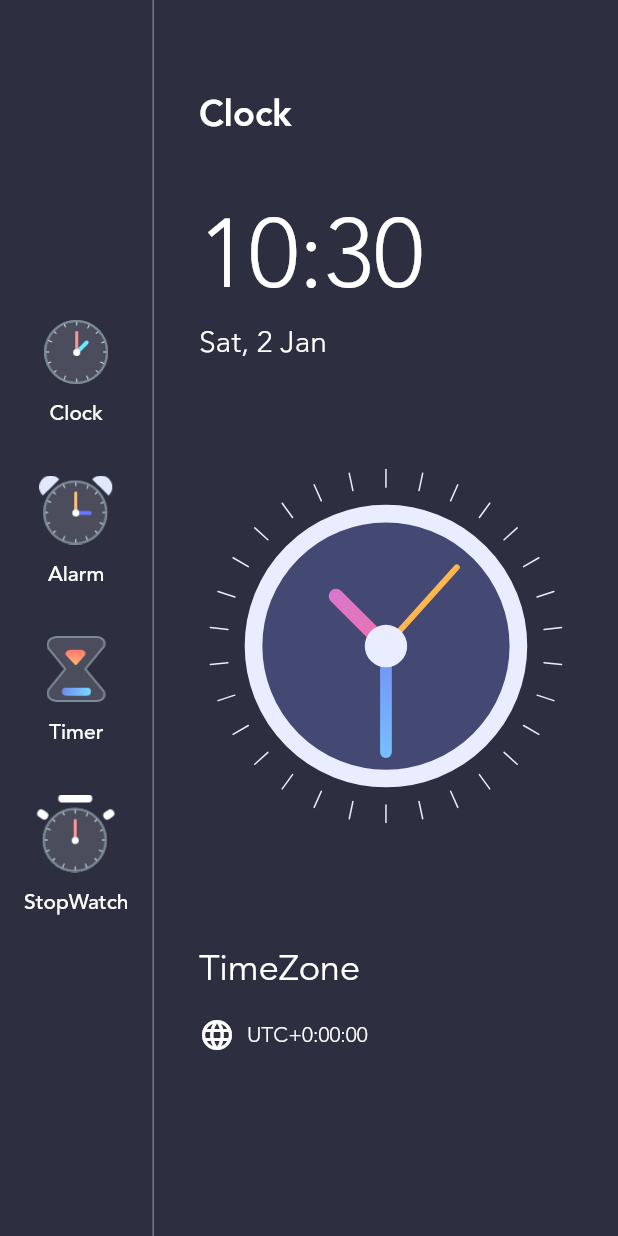
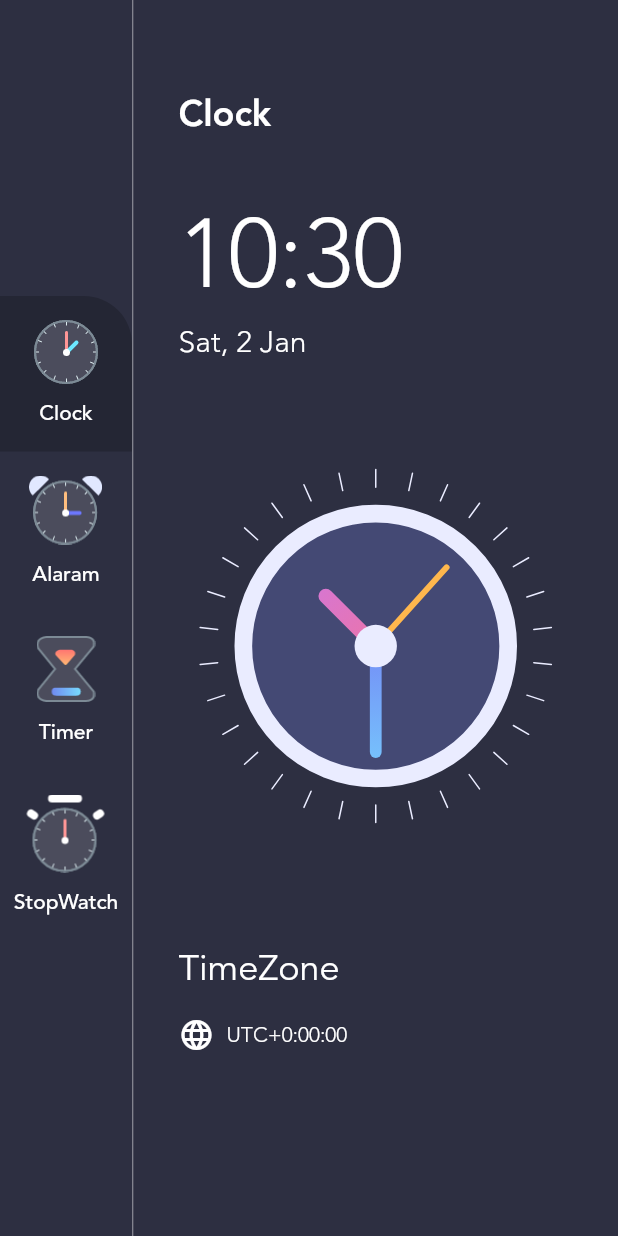
Before and after one commit to impruthvi/Clock, a Flutter app: the screen it shows after launch, on a phone screen of 412 x 824 dp. Run offline on Flutter 3.47's test engine with Material 2 defaults, Android fonts, the phone set to English and light mode, and no system bars.

Commit message:
button select effect added

```diff
--- /dev/null
+++ b/lib/constants/theme_data.dart
@@ -0,0 +1,37 @@
+import 'package:flutter/material.dart';
+
+class CustomColors {
+  static Color primaryTextColor = Colors.white;
+  static Color dividerColor = Colors.white54;
+  static Color pageBackgroundColor = Color(0xFF2D2F41);
+  static Color menuBackgroundColor = Color(0xFF242634);
+
+  static Color clockBG = Color(0xFF444974);
+  static Color clockOutline = Color(0xFFEAECFF);
+  static Color secHandColor = Colors.orange[300];
+  static Color minHandStatColor = Color(0xFF748EF6);
+  static Color minHandEndColor = Color(0xFF77DDFF);
+  static Color hourHandStatColor = Color(0xFFC279FB);
+  static Color hourHandEndColor = Color(0xFFEA74AB);
+}
+
+class GradientColors {
+  final List<Color> colors;
+  GradientColors(this.colors);
+
+  static List<Color> sky = [Color(0xFF6448FE), Color(0xFF5FC6FF)];
+  static List<Color> sunset = [Color(0xFFFE6197), Color(0xFFFFB463)];
+  static List<Color> sea = [Color(0xFF61A3FE), Color(0xFF63FFD5)];
+  static List<Color> mango = [Color(0xFFFFA738), Color(0xFFFFE130)];
+  static List<Color> fire = [Color(0xFFFF5DCD), Color(0xFFFF8484)];
+}
+
+class GradientTemplate {
+  static List<GradientColors> gradientTemplate = [
+    GradientColors(GradientColors.sky),
+    GradientColors(GradientColors.sunset),
+    GradientColors(GradientColors.sea),
+    GradientColors(GradientColors.mango),
+    GradientColors(GradientColors.fire),
+  ];
+}
--- /dev/null
+++ b/lib/data.dart
@@ -0,0 +1,9 @@
+import 'enums.dart';
+import 'menu_info.dart';
+
+List<MenuInfo> menuItems = [
+  MenuInfo(MenuType.clock, title: 'Clock', imageSource: "assets/clock_icon.png"),
+  MenuInfo(MenuType.alarm, title: 'Alaram', imageSource: "assets/alarm_icon.png"),
+  MenuInfo(MenuType.timer, title: 'Timer', imageSource: "assets/timer_icon.png"),
+  MenuInfo(MenuType.stopwatch, title: 'StopWatch', imageSource: "assets/stopwatch_icon.png")
+];
--- /dev/null
+++ b/lib/enums.dart
@@ -0,0 +1 @@
+enum MenuType { clock, alarm, timer, stopwatch }
--- a/lib/homepage.dart
+++ b/lib/homepage.dart
@@ -1,6 +1,11 @@
 import 'package:clock_app/clock_view.dart';
+import 'package:clock_app/constants/theme_data.dart';
+import 'package:clock_app/data.dart';
+import 'package:clock_app/enums.dart';
+import 'package:clock_app/menu_info.dart';
 import 'package:flutter/material.dart';
 import 'package:intl/intl.dart';
+import 'package:provider/provider.dart';
 
 class HomePage extends StatefulWidget {
   @override
@@ -25,19 +30,19 @@
         children: [
           Column(
               mainAxisAlignment: MainAxisAlignment.center,
-            children: <Widget>[
-              buildMenuButton("Clock", "clock_icon.png"),
-              buildMenuButton("Alarm", "alarm_icon.png"),
-              buildMenuButton("Timer", "timer_icon.png"),
-              buildMenuButton("StopWatch", "stopwatch_icon.png"),
-            ],
-          ),
+              children: menuItems
+                  .map((currentmenuInfo) => buildMenuButton(currentmenuInfo))
+                  .toList()),
           VerticalDivider(
             color: Colors.white54,
             width: 1,
           ),
           Expanded(
-            child: Container(
+            child: Consumer<MenuInfo>(
+              builder: (BuildContext context, value, Widget child) {
+
+                if(value.menuType !=MenuType.clock) return Container();
+                return Container(
                   padding: EdgeInsets.symmetric(vertical: 60, horizontal: 30),
                   child: Column(
                     crossAxisAlignment: CrossAxisAlignment.start,
@@ -54,8 +59,6 @@
                               fontSize: 24),
                         ),
                       ),
-
-
                       Flexible(
                         flex: 2,
                         fit: FlexFit.tight,
@@ -81,9 +84,6 @@
                           ],
                         ),
                       ),
-
-
-
                       Flexible(
                         flex: 5,
                         fit: FlexFit.tight,
@@ -94,9 +94,7 @@
                           ),
                         ),
                       ),
-
-
-                  SizedBox(height:30),
+                      SizedBox(height: 30),
                       Flexible(
                         flex: 2,
                         fit: FlexFit.tight,
@@ -113,7 +111,7 @@
                                     fontSize: 24),
                               ),
                             ),
-                        SizedBox(height:16),
+                            SizedBox(height: 16),
                             Row(
                               children: <Widget>[
                                 Icon(
@@ -139,6 +137,8 @@
                       ),
                     ],
                   ),
+                );
+              },
             ),
           ),
         ],
@@ -146,28 +146,39 @@
     );
   }
 
-  Padding buildMenuButton(String title, String image) {
-    return Padding(
+  Widget buildMenuButton(MenuInfo currentmenuInfo) {
+    return Consumer<MenuInfo>(
+      builder: (BuildContext context, value, Widget child) {
+        return FlatButton(
+          shape: RoundedRectangleBorder(
+              borderRadius: BorderRadius.only(topRight: Radius.circular(32))),
           padding: const EdgeInsets.symmetric(vertical: 16),
-      child: FlatButton(
-        onPressed: null,
+          color: currentmenuInfo.menuType == value.menuType
+              ? CustomColors.menuBackgroundColor
+              : Colors.transparent,
+          onPressed: () {
+            var menuInfo = Provider.of<MenuInfo>(context, listen: false);
+
+            menuInfo.updateMenu(currentmenuInfo);
+          },
           child: Column(
             children: <Widget>[
               Image.asset(
-              "assets/" + image,
+                currentmenuInfo.imageSource,
                 scale: 1.5,
               ),
               SizedBox(
                 height: 10,
               ),
               Text(
-              title,
+                currentmenuInfo.title,
                 style: TextStyle(
                     fontFamily: "avenir", color: Colors.white, fontSize: 14),
               ),
             ],
           ),
-      ),
+        );
+      },
     );
   }
 }
--- a/lib/main.dart
+++ b/lib/main.dart
@@ -1,6 +1,8 @@
+import 'package:clock_app/menu_info.dart';
+import 'package:flutter/material.dart';
+import 'package:provider/provider.dart';
 
-import 'package:flutter/material.dart';
-
+import 'enums.dart';
 import 'homepage.dart';
 
 void main() {
@@ -12,12 +14,14 @@
   @override
   Widget build(BuildContext context) {
     return MaterialApp(
-
       theme: ThemeData(
         primarySwatch: Colors.blue,
         visualDensity: VisualDensity.adaptivePlatformDensity,
       ),
-      home: HomePage(),
+      home: ChangeNotifierProvider<MenuInfo>(
+        create: (context) =>MenuInfo(MenuType.clock),
+        child: HomePage(),
+      ),
     );
   }
 }
--- /dev/null
+++ b/lib/menu_info.dart
@@ -0,0 +1,18 @@
+import 'package:clock_app/enums.dart';
+import 'package:flutter/cupertino.dart';
+
+class MenuInfo extends ChangeNotifier {
+  MenuType menuType;
+  String title;
+  String imageSource;
+
+  MenuInfo(this.menuType, {this.imageSource, this.title});
+
+  updateMenu(MenuInfo menuInfo) {
+    this.menuType = menuInfo.menuType;
+    this.title = menuInfo.title;
+    this.imageSource = menuInfo.imageSource;
+
+    notifyListeners();
+  }
+}
--- a/pubspec.yaml
+++ b/pubspec.yaml
@@ -29,6 +29,7 @@
   # Use with the CupertinoIcons class for iOS style icons.
   cupertino_icons: ^1.0.0
   intl: ^0.16.1
+  provider: ^4.1.3
 
 dev_dependencies:
   flutter_test:
```
Also changed, not shown: pubspec.lock. Lines whose indentation alone changed are shown as unchanged.
